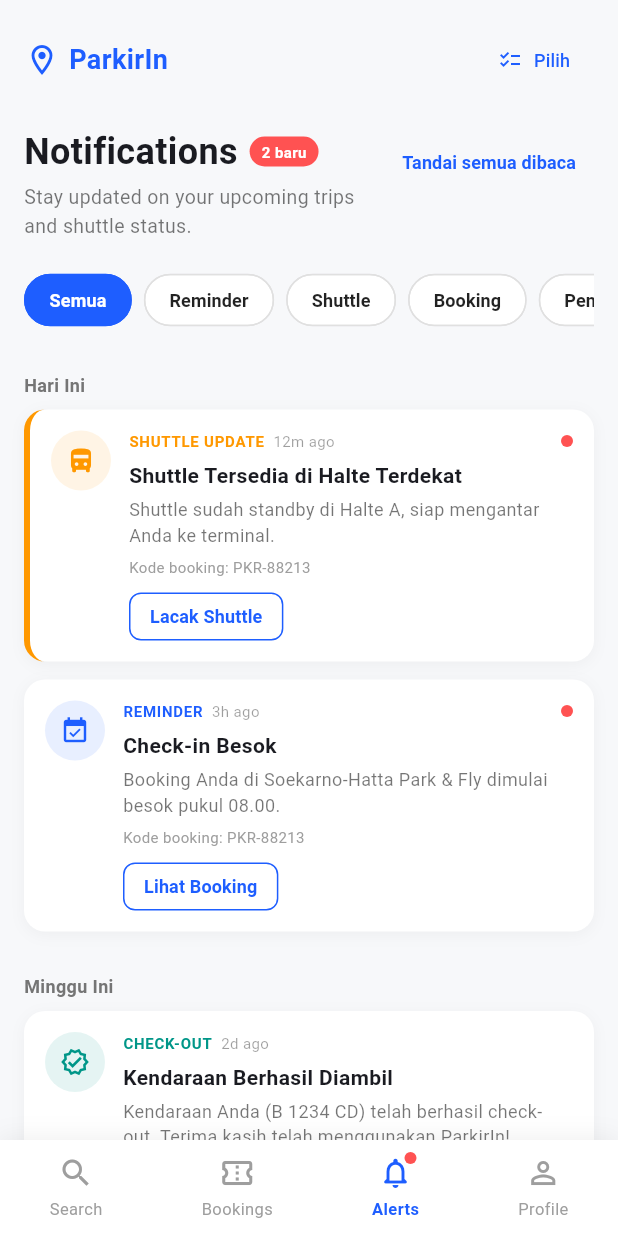
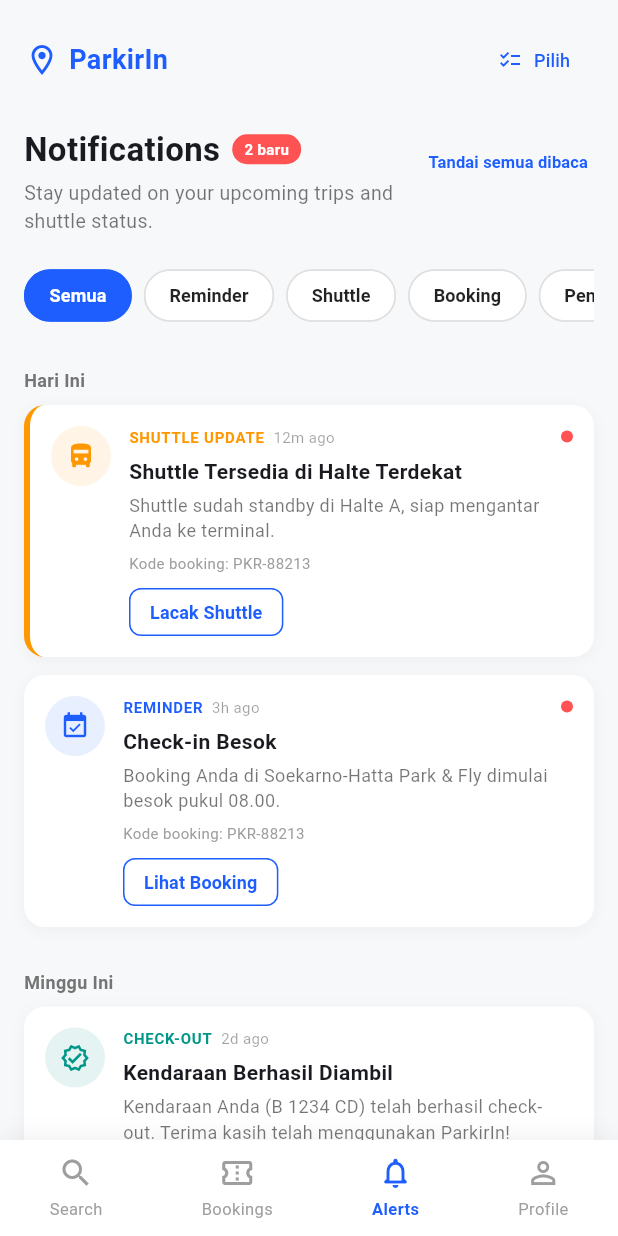
Before and after one commit to RakhaRajendraPC/ParkirIn, a Flutter app: the RootShell screen opened directly, item 3 of the bottom bar chosen, on a phone screen of 412 x 824 dp. Run offline on Flutter 3.47's test engine with Material 3 defaults, Android fonts, the phone set to English and light mode, and no system bars; our stand-ins replace pdf, printing, qr_flutter, shared_preferences; accounts and stored records are empty.

Commit message:
Update project dan penambahan file baru

```diff
--- a/lib/main.dart
+++ b/lib/main.dart
@@ -5,15 +5,11 @@
 import 'screens/profile_screen.dart';
 import 'screens/bookings_screen.dart';
 import 'screens/splash_onboarding_screen.dart';
-import 'services/app_settings.dart'; // Sudah mencakup AppSettings dan AppStrings
-import 'services/notification_repository.dart';
-import 'services/notification_preferences.dart';
-import 'widgets/floating_notification_banner.dart';
+import 'services/app_settings.dart';
 
 void main() async {
   WidgetsFlutterBinding.ensureInitialized();
   await AppSettings.instance.load();
-  await NotificationPreferences.instance.load();
   runApp(const ParkirInApp());
 }
 
@@ -44,33 +40,18 @@
     final settings = AppSettings.instance;
     final highContrast = settings.highContrast;
 
-    final lightScheme = ColorScheme.fromSeed(
-      seedColor: const Color(0xFF1E5EFF),
-      primary: highContrast ? const Color(0xFF0033CC) : const Color(0xFF1E5EFF),
-    );
-    final darkScheme = ColorScheme.fromSeed(
-      seedColor: const Color(0xFF1E5EFF),
-      brightness: Brightness.dark,
-      primary: highContrast ? const Color(0xFF6E9BFF) : const Color(0xFF5C8DFF),
-    );
-
     return MaterialApp(
-      navigatorKey: NotificationBannerHost.navigatorKey,
       title: 'ParkirIn',
       debugShowCheckedModeBanner: false,
-      themeMode: settings.themeMode,
       theme: ThemeData(
         useMaterial3: true,
         fontFamily: 'Roboto',
         scaffoldBackgroundColor: const Color(0xFFF7F8FA),
-        colorScheme: lightScheme,
-      ),
-      darkTheme: ThemeData(
-        useMaterial3: true,
-        fontFamily: 'Roboto',
-        brightness: Brightness.dark,
-        scaffoldBackgroundColor: const Color(0xFF121212),
-        colorScheme: darkScheme,
+        colorScheme: ColorScheme.fromSeed(
+          seedColor: const Color(0xFF1E5EFF),
+          primary:
+              highContrast ? const Color(0xFF0033CC) : const Color(0xFF1E5EFF),
+        ),
       ),
       builder: (context, child) {
         return MediaQuery(
@@ -96,23 +77,6 @@
 
 class _RootShellState extends State<RootShell> {
   int _currentIndex = 0;
-  final NotificationRepository _notifRepo = NotificationRepository.instance;
-
-  @override
-  void initState() {
-    super.initState();
-    _notifRepo.addListener(_onNotifChanged);
-  }
-
-  @override
-  void dispose() {
-    _notifRepo.removeListener(_onNotifChanged);
-    super.dispose();
-  }
-
-  void _onNotifChanged() {
-    if (mounted) setState(() {});
-  }
 
   final List<Widget> _pages = const [
     SearchScreen(),
@@ -140,9 +104,7 @@
         child: Container(
           height: 64,
           decoration: BoxDecoration(
-            color: Theme.of(context).brightness == Brightness.dark
-                ? const Color(0xFF1E1E1E)
-                : Colors.white,
+            color: Colors.white,
             boxShadow: [
               BoxShadow(
                 color: Colors.black.withOpacity(0.06),
@@ -166,26 +128,7 @@
                   child: Column(
                     mainAxisAlignment: MainAxisAlignment.center,
                     children: [
-                      Stack(
-                        clipBehavior: Clip.none,
-                        children: [
-                          Icon(item.icon, color: color, size: 24),
-                          if (item.labelKey == 'nav_alerts' &&
-                              _notifRepo.unreadCount > 0)
-                            Positioned(
-                              right: -2,
-                              top: -2,
-                              child: Container(
-                                width: 8,
-                                height: 8,
-                                decoration: const BoxDecoration(
-                                  color: Colors.redAccent,
-                                  shape: BoxShape.circle,
-                                ),
-                              ),
-                            ),
-                        ],
-                      ),
+                      Icon(item.icon, color: color, size: 24),
                       const SizedBox(height: 4),
                       Text(
                         AppStrings.t(item.labelKey),
@@ -212,8 +155,5 @@
   final IconData icon;
   final String labelKey;
 
-  const _NavItem({
-    required this.icon,
-    required this.labelKey,
-  });
+  const _NavItem({required this.icon, required this.labelKey});
 }
--- a/lib/screens/bookings_screen.dart
+++ b/lib/screens/bookings_screen.dart
@@ -57,6 +57,9 @@
           bottom: TabBar(
             controller: _tabController,
             isScrollable: true,
+            tabAlignment: TabAlignment.center,
+            labelPadding: const EdgeInsets.symmetric(horizontal: 12),
+            indicatorSize: TabBarIndicatorSize.label,
             labelColor: primaryBlue,
             unselectedLabelColor: Colors.grey,
             indicatorColor: primaryBlue,
--- a/lib/screens/notifications_screen.dart
+++ b/lib/screens/notifications_screen.dart
@@ -2,7 +2,7 @@
 import 'package:flutter/material.dart';
 import '../models/notification_model.dart';
 import '../services/notification_repository.dart';
-import '../services/notification_preferences.dart';
+//import '../services/notification_preferences.dart';
 import '../services/booking_repository.dart';
 import 'booking_detail_screen.dart';
 import 'shuttle_tracking_screen.dart';
@@ -292,13 +292,16 @@
           child: Column(
             crossAxisAlignment: CrossAxisAlignment.start,
             children: [
-              Row(
+              Wrap(
+                crossAxisAlignment: WrapCrossAlignment.center,
+                spacing: 8,
+                runSpacing: 4,
                 children: [
-                  const Text('Notifications',
-                      style:
-                          TextStyle(fontSize: 24, fontWeight: FontWeight.bold)),
-                  if (unread > 0) ...[
-                    const SizedBox(width: 8),
+                  const Text(
+                    'Notifications',
+                    style: TextStyle(fontSize: 22, fontWeight: FontWeight.bold),
+                  ),
+                  if (unread > 0)
                     Container(
                       padding: const EdgeInsets.symmetric(
                           horizontal: 8, vertical: 3),
@@ -311,7 +314,6 @@
                               fontSize: 10,
                               fontWeight: FontWeight.w600)),
                     ),
-                  ],
                 ],
               ),
               const SizedBox(height: 4),
@@ -324,11 +326,16 @@
         if (unread > 0)
           TextButton(
             onPressed: () => _repo.markAllAsRead(),
-            child: const Text('Tandai semua dibaca',
-                style: TextStyle(
-                    fontSize: 12,
-                    color: primaryBlue,
-                    fontWeight: FontWeight.w600)),
+            style: TextButton.styleFrom(
+                padding: const EdgeInsets.symmetric(horizontal: 4)),
+            child: const Text(
+              'Tandai semua dibaca',
+              style: TextStyle(
+                  fontSize: 11,
+                  color: primaryBlue,
+                  fontWeight: FontWeight.w600),
+              textAlign: TextAlign.end,
+            ),
           ),
       ],
     );
--- a/lib/services/app_settings.dart
+++ b/lib/services/app_settings.dart
@@ -4,53 +4,27 @@
 
 enum AppLanguage { id, en }
 
-/// Pengaturan aplikasi yang persist antar sesi (tema, ukuran teks, kontras,
-/// bahasa). ChangeNotifier supaya MaterialApp bisa rebuild otomatis saat
-/// pengaturan berubah dari layar mana pun.
-///
-/// CATATAN CAKUPAN: infrastruktur ini sudah lengkap dan diterapkan di
-/// main.dart + layar-layar pengaturan. Namun karena banyak layar existing
-/// menghardcode warna (Colors.white, Color(0xFFF7F8FA), dst) alih-alih
-/// memakai Theme.of(context), tampilan dark mode penuh di SEMUA layar
-/// perlu migrasi bertahap: ganti warna hardcode dengan
-/// Theme.of(context).colorScheme / Theme.of(context).scaffoldBackgroundColor
-/// di tiap file. main.dart, ThemeSettingsScreen, dan komponen baru pada
-/// jawaban ini sudah theme-aware sebagai contoh polanya.
+/// Pengaturan aplikasi yang persist antar sesi (ukuran teks, kontras,
+/// bahasa). Dark mode SENGAJA tidak ada di sini — app hanya pakai 1 tema
+/// tetap (terang).
 class AppSettings extends ChangeNotifier {
   AppSettings._();
   static final AppSettings instance = AppSettings._();
 
-  ThemeMode themeMode = ThemeMode.light;
   double textScale = 1.0; // 0.9 - 1.4
   bool highContrast = false;
   AppLanguage language = AppLanguage.id;
 
-  static const _kTheme = 'settings_theme_mode';
   static const _kTextScale = 'settings_text_scale';
   static const _kHighContrast = 'settings_high_contrast';
   static const _kLanguage = 'settings_language';
 
   Future<void> load() async {
     final prefs = await SharedPreferences.getInstance();
-    final themeStr = prefs.getString(_kTheme);
-    themeMode = themeStr == 'dark'
-        ? ThemeMode.dark
-        : (themeStr == 'system' ? ThemeMode.system : ThemeMode.light);
     textScale = prefs.getDouble(_kTextScale) ?? 1.0;
     highContrast = prefs.getBool(_kHighContrast) ?? false;
     final langStr = prefs.getString(_kLanguage);
     language = langStr == 'en' ? AppLanguage.en : AppLanguage.id;
-    notifyListeners();
-  }
-
-  Future<void> setThemeMode(ThemeMode mode) async {
-    themeMode = mode;
-    final prefs = await SharedPreferences.getInstance();
-    await prefs.setString(
-        _kTheme,
-        mode == ThemeMode.dark
-            ? 'dark'
-            : (mode == ThemeMode.system ? 'system' : 'light'));
     notifyListeners();
   }
 
@@ -77,7 +51,6 @@
 }
 
 /// Kamus string ringkas untuk elemen UI inti (bottom nav, judul umum).
-/// Perluas map ini untuk menerjemahkan layar lain secara bertahap.
 class AppStrings {
   static String t(String key) {
     final lang = AppSettings.instance.language;
@@ -90,11 +63,6 @@
     'nav_bookings': 'Bookings',
     'nav_alerts': 'Alerts',
     'nav_profile': 'Profile',
-    'search_title': 'Solusi Parkir Inap\nBandara yang ',
-    'search_cta': 'Cari Slot Parkir',
-    'settings_theme': 'Tampilan',
-    'settings_accessibility': 'Aksesibilitas',
-    'settings_language': 'Bahasa',
   };
 
   static const _en = {
@@ -102,10 +70,5 @@
     'nav_bookings': 'Bookings',
     'nav_alerts': 'Alerts',
     'nav_profile': 'Profile',
-    'search_title': 'Airport Overnight\nParking Made ',
-    'search_cta': 'Find Parking Slot',
-    'settings_theme': 'Appearance',
-    'settings_accessibility': 'Accessibility',
-    'settings_language': 'Language',
   };
 }
```
Also changed, not shown: lib/screens/profile_screen.dart (+0 -14 lines), lib/screens/theme_settings_screen.dart (deleted, +0 -80 lines).
